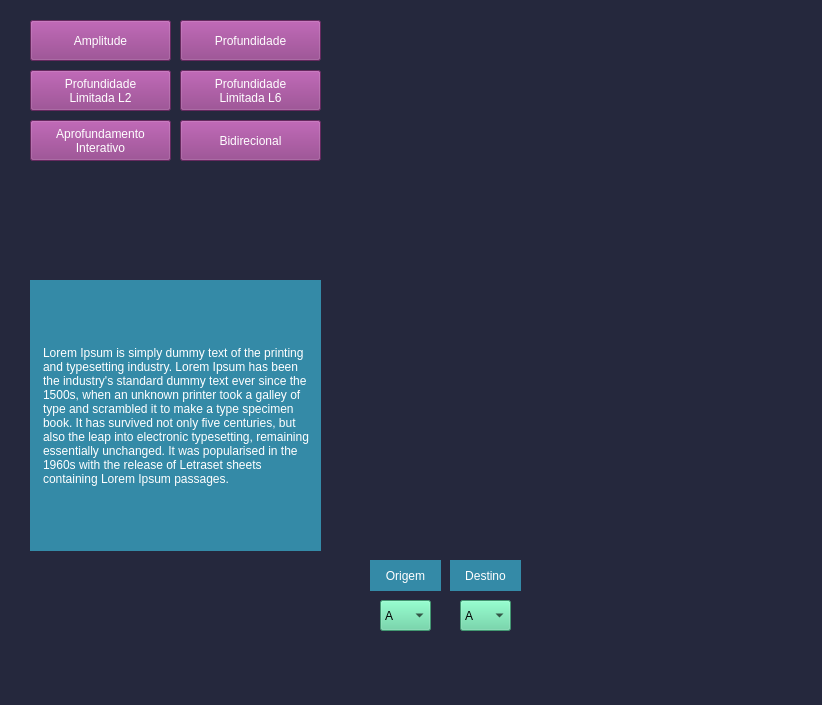
RodgerOliver/mario-party-unitau, file Mario_Party.ui: the form before one commit.
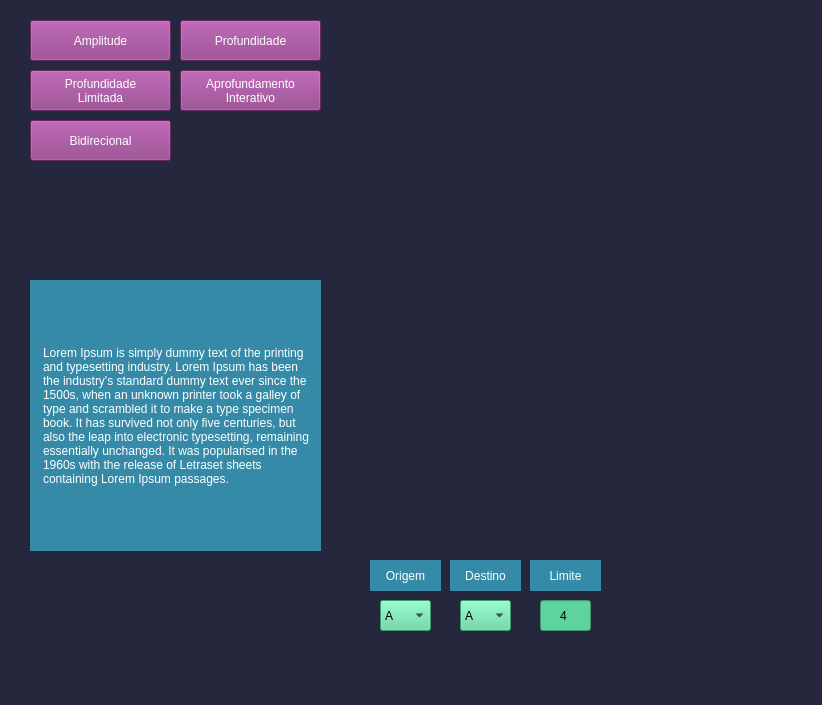
The form after the commit. Icons and pictures are not drawn.

Commit message: Adicionar campo de limite para a profundidade limitada na interface

```diff
--- a/Mario_Party.ui
+++ b/Mario_Party.ui
@@ -24,9 +24,6 @@
    <locale language="Portuguese" country="Brazil"/>
   </property>
   <widget class="QWidget" name="centralwidget">
-   <property name="autoFillBackground">
-    <bool>false</bool>
-   </property>
    <property name="styleSheet">
     <string notr="true">QPushButton {
 	background-color: rgb(143, 57, 133);
@@ -38,6 +35,11 @@
 	background-color: rgb(93, 211, 158);
 	font: 75 12pt &quot;Noto Sans CJK HK&quot;;
 	combobox-popup: 0;
+}
+
+QLineEdit {
+	background-color: rgb(93, 211, 158);
+	font: 75 12pt &quot;Noto Sans CJK HK&quot;;
 }</string>
    </property>
    <widget class="QPushButton" name="amplitude">
@@ -116,27 +118,7 @@
      <string notr="true">buttonGroup</string>
     </attribute>
    </widget>
-   <widget class="QPushButton" name="profundidade_limitada_l6">
-    <property name="geometry">
-     <rect>
-      <x>180</x>
-      <y>70</y>
-      <width>141</width>
-      <height>41</height>
-     </rect>
-    </property>
-    <property name="cursor">
-     <cursorShape>PointingHandCursor</cursorShape>
-    </property>
-    <property name="text">
-     <string>Profundidade
-Limitada L6</string>
-    </property>
-    <attribute name="buttonGroup">
-     <string notr="true">buttonGroup</string>
-    </attribute>
-   </widget>
-   <widget class="QPushButton" name="profundidade_limitada_l2">
+   <widget class="QPushButton" name="profundidade_limitada">
     <property name="geometry">
      <rect>
       <x>30</x>
@@ -150,7 +132,7 @@
     </property>
     <property name="text">
      <string>Profundidade
-Limitada L2</string>
+Limitada</string>
     </property>
     <attribute name="buttonGroup">
      <string notr="true">buttonGroup</string>
@@ -159,7 +141,7 @@
    <widget class="QPushButton" name="bidirecional">
     <property name="geometry">
      <rect>
-      <x>180</x>
+      <x>30</x>
       <y>120</y>
       <width>141</width>
       <height>41</height>
@@ -181,8 +163,8 @@
    <widget class="QPushButton" name="aprofundamento_interativo">
     <property name="geometry">
      <rect>
-      <x>30</x>
-      <y>120</y>
+      <x>180</x>
+      <y>70</y>
       <width>141</width>
       <height>41</height>
      </rect>
@@ -555,6 +537,60 @@
      <number>0</number>
     </property>
    </widget>
+   <widget class="QLineEdit" name="profundidade_limite">
+    <property name="geometry">
+     <rect>
+      <x>540</x>
+      <y>600</y>
+      <width>51</width>
+      <height>31</height>
+     </rect>
+    </property>
+    <property name="inputMask">
+     <string>99</string>
+    </property>
+    <property name="text">
+     <string>4</string>
+    </property>
+    <property name="maxLength">
+     <number>2</number>
+    </property>
+    <property name="alignment">
+     <set>Qt::AlignCenter</set>
+    </property>
+   </widget>
+   <widget class="QLabel" name="profundidade_limite_label">
+    <property name="geometry">
+     <rect>
+      <x>530</x>
+      <y>560</y>
+      <width>71</width>
+      <height>31</height>
+     </rect>
+    </property>
+    <property name="toolTip">
+     <string>Valor do limite do algoritmo de
+profundidade limitada</string>
+    </property>
+    <property name="styleSheet">
+     <string notr="true">font: 75 10pt &quot;Noto Sans CJK HK&quot;;
+color: rgb(255, 255, 255);
+background-color: rgb(52, 138, 167);
+padding: 2px;</string>
+    </property>
+    <property name="text">
+     <string>Limite</string>
+    </property>
+    <property name="alignment">
+     <set>Qt::AlignCenter</set>
+    </property>
+    <property name="wordWrap">
+     <bool>true</bool>
+    </property>
+    <property name="margin">
+     <number>0</number>
+    </property>
+   </widget>
   </widget>
   <widget class="QMenuBar" name="menubar">
    <property name="geometry">
```
